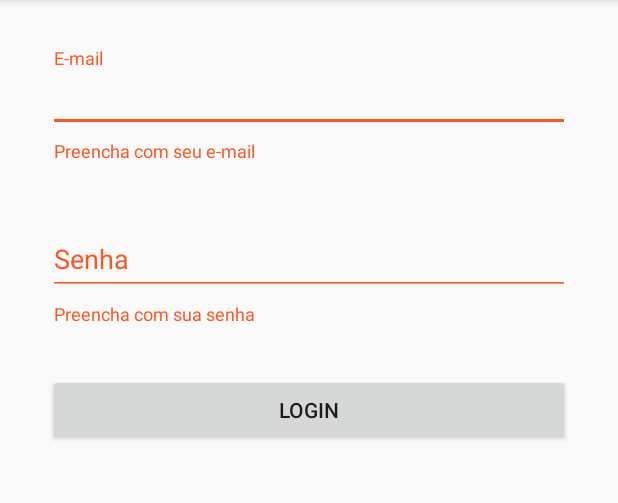
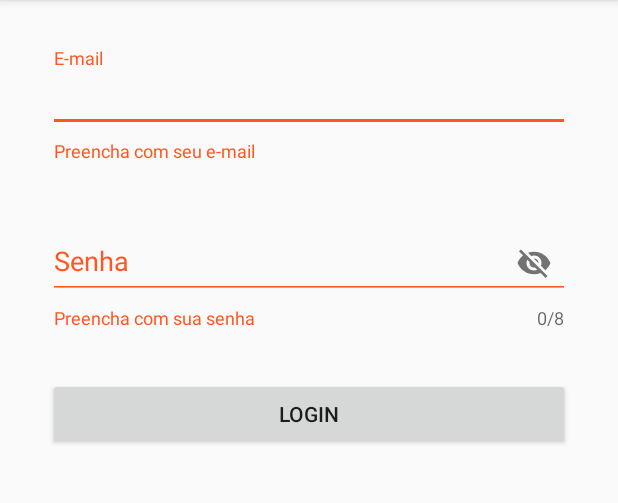
Before and after one commit to GabrielRJesus/AndroidProjects, an Android app: the screen it shows after launch (MainActivity), after a tap on "LOGIN", on a phone screen of 412 x 824 dp, the part 84-587 px from its top. Run offline under Robolectric (Android 15) with nearby library versions, the phone set to English and light mode, and no system bars; 1 other tap on this screen came first.

Commit message:
Adicionando tamanho de senha, contador e visualizar senha

```diff
--- a/TextFields/app/src/main/res/layout/activity_main.xml
+++ b/TextFields/app/src/main/res/layout/activity_main.xml
@@ -31,14 +31,18 @@
         android:layout_height="wrap_content"
         android:layout_marginTop="32dp"
         android:layout_marginLeft="32dp"
-        android:layout_marginRight="32dp">
+        android:layout_marginRight="32dp"
+        app:counterEnabled="true"
+        app:counterMaxLength="8"
+        app:passwordToggleEnabled="true">
 
         <androidx.appcompat.widget.AppCompatEditText
             android:id="@+id/et_password"
             android:layout_width="match_parent"
             android:layout_height="wrap_content"
             android:hint="@string/hint_password"
-            android:inputType="textPassword" />
+            android:inputType="textPassword"
+            android:maxLength="8"/>
 
     </com.google.android.material.textfield.TextInputLayout>
 
```
